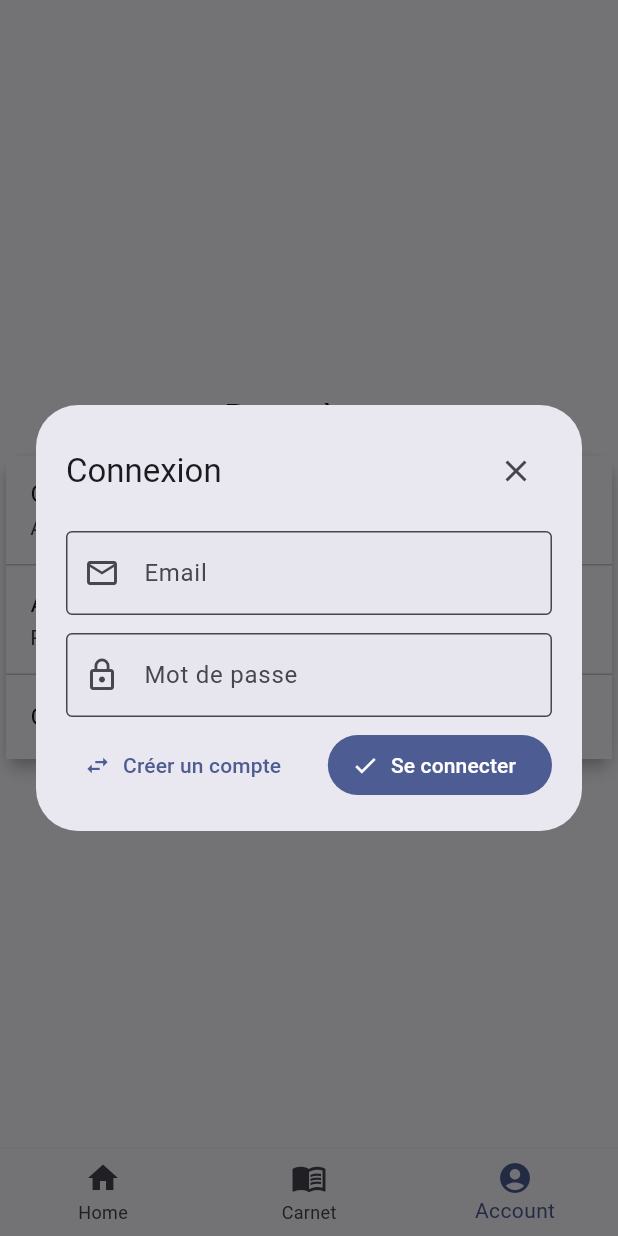
After one commit to maximefurious/Fast-Track-Auto, a Flutter app: the screen it shows after launch, item 3 of the bottom bar chosen, after a tap on "Connexion / Inscription", on a phone screen of 412 x 824 dp. The commit adds this screen. Run offline on Flutter 3.47's test engine with Material 3 defaults, Android fonts, the phone set to English and light mode, and no system bars; our stand-ins replace fl_chart, open_file, shared_preferences; missing offline and left inert: syncfusion_flutter_pdf.

Commit message:
update/ add auth register and base for login route

```diff
--- a/lib/pages/account_page.dart
+++ b/lib/pages/account_page.dart
@@ -1,13 +1,17 @@
 import 'package:flutter/material.dart';
+
 import 'package:furious_app/models/compteur.dart';
 import 'package:furious_app/models/entretien.dart';
 import 'package:furious_app/methods/mobile.dart';
-
-import '../services/impl/pdf_report_service.dart';
-import '../services/service_manager.dart';
+import 'package:furious_app/services/impl/pdf_report_service.dart';
+import 'package:furious_app/services/service_manager.dart';
+import 'package:furious_app/services/impl/session.dart';
+import 'package:furious_app/widget/auth/auth_dialog.dart';
+import 'package:furious_app/widget/vehicle/create_vehicle_form.dart';
+import 'package:provider/provider.dart';
 
 class AccountPage extends StatefulWidget {
-  final Function setImmatriculation; // attend (String)
+  final Function setImmatriculation; // (String) — conservé si besoin
   final Function updateData;
 
   final List<Entretien> _entretienList;
@@ -29,15 +33,6 @@ class AccountPage extends StatefulWidget {
 }
 
 class _AccountPageState extends State<AccountPage> {
-  final _formKey = GlobalKey<FormState>();
-  String newImmatriculation = '';
-
-  void   _submitImmatriculation(String value) {
-    widget.setImmatriculation(value);
-    widget.updateData();
-    Navigator.of(context).pop();
-  }
-
   TextStyle _tileTextStyle(BuildContext context) {
     final theme = Theme.of(context);
     return theme.textTheme.bodyLarge!.copyWith(
@@ -46,58 +41,86 @@ class _AccountPageState extends State<AccountPage> {
     );
   }
 
-  ListTile _buildImmatriculationListTile(BuildContext context) {
+  Future<void> _openAuthDialog() async {
+    final ok = await showDialog<bool>(
+      context: context,
+      builder: (_) => AuthDialog(
+        baseUrl: 'http://147.79.118.75:5000', // adapte ici
+        onDone: (AuthResult res) {
+        // Tu récupères ici userId/token/isLogin
+        // Exemple: context.read<AuthService>().save(res);
+        // print('AuthResult: $res');
+        },
+      )
+    );
+    if (ok == true && mounted) setState(() {}); // rafraîchir l’affichage (userId)
+  }
+
+  Future<void> _openCreateVehicleSheet() async {
+    if (!Session.instance.isAuthenticated) {
+      ScaffoldMessenger.of(context).showSnackBar(
+        const SnackBar(content: Text('Veuillez vous connecter d’abord.')),
+      );
+      final ok = await showDialog<bool>(
+        context: context,
+        builder: (_) => AuthDialog(
+          baseUrl: 'http://147.79.118.75:5000', // adapte ici
+            onDone: (AuthResult res) {
+              // Tu récupères ici userId/token/isLogin
+              // Exemple: context.read<AuthService>().save(res);
+              // print('AuthResult: $res');
+            },
+          ),
+      );
+      if (ok != true) return;
+    }
+
+    final created = await showModalBottomSheet<bool>(
+      context: context,
+      isScrollControlled: true,
+      builder: (_) => const CreateVehicleForm(),
+    );
+
+    if (created == true) {
+      widget.updateData();
+      if (mounted) {
+        ScaffoldMessenger.of(context).showSnackBar(
+          const SnackBar(content: Text('Véhicule créé avec succès')),
+        );
+      }
+    }
+  }
+
+  ListTile _buildAuthTile(BuildContext context) {
     final cs = Theme.of(context).colorScheme;
-    final immat = (widget.vehiculeMap['immatriculation'] ?? 'Inconnue').toString();
+    final userId = Session.instance.userId;
+    final isConnected = userId != null;
 
     return ListTile(
-      title: Text('Immatriculation', style: _tileTextStyle(context)),
+      title: Text(isConnected ? 'Connecté' : 'Connexion / Inscription', style: _tileTextStyle(context)),
+      subtitle: isConnected
+          ? Text('Utilisateur: $userId', style: TextStyle(color: cs.onSurfaceVariant))
+          : const Text('Authentifiez-vous pour gérer vos véhicules'),
       tileColor: cs.surface,
-      trailing: Text(immat, style: _tileTextStyle(context)),
-      onTap: () {
-        showDialog(
-          context: context,
-          builder: (BuildContext ctx) {
-            return AlertDialog(
-              shape: RoundedRectangleBorder(borderRadius: BorderRadius.circular(10)),
-              title: Text('Immatriculation', style: _tileTextStyle(ctx)),
-              backgroundColor: cs.surface,
-              content: Form(
-                key: _formKey,
-                child: TextFormField(
-                  initialValue: immat,
-                  style: _tileTextStyle(ctx),
-                  decoration: InputDecoration(
-                    hintText: 'Immatriculation',
-                    hintStyle: _tileTextStyle(ctx).copyWith(
-                      color: Theme.of(ctx).colorScheme.onSurfaceVariant,
-                    ),
-                    enabledBorder: UnderlineInputBorder(
-                      borderSide: BorderSide(color: cs.outline),
-                    ),
-                    focusedBorder: UnderlineInputBorder(
-                      borderSide: BorderSide(color: cs.primary),
-                    ),
-                  ),
-                  onChanged: (value) => newImmatriculation = value,
-                ),
-              ),
-              actions: <Widget>[
-                TextButton(
-                  style: TextButton.styleFrom(foregroundColor: cs.onSurface),
-                  child: Text('Annuler', style: _tileTextStyle(ctx)),
-                  onPressed: () => Navigator.of(ctx).pop(),
-                ),
-                TextButton(
-                  style: TextButton.styleFrom(foregroundColor: cs.primary),
-                  child: Text('Valider', style: _tileTextStyle(ctx)),
-                  onPressed: () => _submitImmatriculation(newImmatriculation),
-                ),
-              ],
-            );
-          },
-        );
+      trailing: Icon(isConnected ? Icons.verified_user : Icons.login, color: cs.primary),
+      onTap: _openAuthDialog,
+      onLongPress: () {
+        // astuce: long press pour se déconnecter rapidement (dev)
+        Session.instance.clear();
+        setState(() {});
       },
+    );
+  }
+
+  ListTile _buildCreateVehicleTile(BuildContext context) {
+    final cs = Theme.of(context).colorScheme;
+    final enabled = Session.instance.isAuthenticated;
+    return ListTile(
+      title: Text('Ajouter un véhicule', style: _tileTextStyle(context)),
+      subtitle: enabled ? null : Text('Requiert une connexion', style: TextStyle(color: cs.onSurfaceVariant)),
+      tileColor: cs.surface,
+      trailing: Icon(Icons.directions_car_filled, color: enabled ? cs.primary : cs.onSurfaceVariant),
+      onTap: enabled ? _openCreateVehicleSheet : _openAuthDialog,
     );
   }
 
@@ -141,11 +164,11 @@ class _AccountPageState extends State<AccountPage> {
             child: Column(
               mainAxisSize: MainAxisSize.min,
               children: <Widget>[
-                _buildImmatriculationListTile(context),
+                _buildAuthTile(context),
+                Divider(height: 1, color: cs.outlineVariant),
+                _buildCreateVehicleTile(context),
                 Divider(height: 1, color: cs.outlineVariant),
                 _buildGeneratePDFButton(context),
-                // Divider(height: 1, color: cs.outlineVariant),
-                // _buildBluetoothConnexion(),
               ],
             ),
           ),
--- /dev/null
+++ b/lib/services/impl/session.dart
@@ -0,0 +1,11 @@
+class Session {
+  static final Session instance = Session._();
+  Session._();
+
+  String? userId;
+
+  bool get isAuthenticated => userId != null;
+
+  void setUser(String id) => userId = id;
+  void clear() => userId = null;
+}
--- /dev/null
+++ b/lib/widget/auth/auth_dialog.dart
@@ -0,0 +1,271 @@
+import 'dart:convert';
+import 'package:flutter/material.dart';
+import 'package:http/http.dart' as http;
+
+/// MODELE — si tu as déjà un modèle, importe-le à la place
+class AuthResult {
+  final String userId;
+  final String token;   // Pas de vrai token ici (backend non fourni), on laisse vide
+  final bool isLogin;   // true: login, false: signup
+
+  AuthResult({
+    required this.userId,
+    required this.token,
+    required this.isLogin,
+  });
+
+  @override
+  String toString() => 'AuthResult(userId: $userId, token: $token, isLogin: $isLogin)';
+}
+
+class AuthDialog extends StatefulWidget {
+  const AuthDialog({
+    super.key,
+    required this.onDone,
+    this.baseUrl = 'http://147.79.118.75:5000', // ← adapte pour iOS/Prod (ex: https://api.tondomaine.com)
+  });
+
+  /// Callback qui reçoit l’AuthResult quand l’action réussit
+  final void Function(AuthResult result) onDone;
+
+  /// Base URL de ton API Flask (sans le suffixe /users)
+  final String baseUrl;
+
+  @override
+  State<AuthDialog> createState() => _AuthDialogState();
+}
+
+class _AuthDialogState extends State<AuthDialog> {
+  final _formKey = GlobalKey<FormState>();
+  final _emailCtrl = TextEditingController();
+  final _passwordCtrl = TextEditingController();
+  final _fullNameCtrl = TextEditingController(); // utilisé pour l’inscription
+
+  bool _isLogin = true;
+  bool _isLoading = false;
+  String? _errorText;
+
+  @override
+  void dispose() {
+    _emailCtrl.dispose();
+    _passwordCtrl.dispose();
+    _fullNameCtrl.dispose();
+    super.dispose();
+  }
+
+  Uri _usersUri() => Uri.parse('${widget.baseUrl}/api/users/');
+
+  /// Appelle POST /api/users/ pour créer un utilisateur
+  Future<AuthResult> _signup(String email, {String? fullName}) async {
+    final resp = await http.post(
+      _usersUri(),
+      headers: const {'Content-Type': 'application/json'},
+      body: jsonEncode({
+        'email': email,
+        if (fullName != null && fullName.trim().isNotEmpty) 'full_name': fullName.trim(),
+      }),
+    );
+
+    if (resp.statusCode == 201) {
+      final data = jsonDecode(resp.body) as Map<String, dynamic>;
+      final user = (data['user'] ?? {}) as Map<String, dynamic>;
+      final id = (user['id'] ?? '').toString();
+      if (id.isEmpty) {
+        throw Exception('Réponse serveur invalide: id manquant');
+      }
+      return AuthResult(userId: id, token: '', isLogin: false);
+    }
+
+    // Gère erreurs connues renvoyées par ton backend
+    try {
+      final data = jsonDecode(resp.body);
+      final msg = (data is Map && data['error'] != null)
+          ? data['error'].toString()
+          : resp.body;
+      if (resp.statusCode == 409) {
+        // Email déjà utilisé → il nous manque un endpoint pour récupérer l’utilisateur par email
+        throw Exception('Email déjà utilisé. Il faut un endpoint de connexion ou de recherche par email.');
+      }
+      throw Exception('Echec inscription (${resp.statusCode}): $msg');
+    } catch (_) {
+      throw Exception('Echec inscription (${resp.statusCode}).');
+    }
+  }
+
+  /// Connexion: sans endpoint /auth/login ou /users?email=..., on ne peut pas terminer.
+  Future<AuthResult> _login(String email, String password) async {
+    // Ici, on indique clairement le manque côté backend.
+    throw Exception(
+      'Aucun endpoint de connexion disponible. '
+          'Expose /auth/login (POST email/mot_de_passe) ou /users?email=... pour récupérer l’utilisateur.',
+    );
+  }
+
+  Future<void> _submit() async {
+    FocusScope.of(context).unfocus();
+    if (!_formKey.currentState!.validate()) return;
+
+    setState(() {
+      _isLoading = true;
+      _errorText = null;
+    });
+
+    final email = _emailCtrl.text.trim();
+    final password = _passwordCtrl.text; // non utilisé côté backend actuel
+    final fullName = _fullNameCtrl.text.trim().isEmpty ? null : _fullNameCtrl.text.trim();
+
+    try {
+      AuthResult result;
+      if (_isLogin) {
+        result = await _login(email, password);
+      } else {
+        result = await _signup(email, fullName: fullName);
+      }
+
+      // Notifie l’appelant puis ferme le dialog avec un bool (true)
+      widget.onDone(result);
+      if (mounted) {
+        Navigator.of(context).pop<bool>(true);
+      }
+    } catch (e) {
+      setState(() => _errorText = e.toString());
+    } finally {
+      if (mounted) setState(() => _isLoading = false);
+    }
+  }
+
+  void _cancel() {
+    Navigator.of(context).pop<bool>(false);
+  }
+
+  @override
+  Widget build(BuildContext context) {
+    return Dialog(
+      insetPadding: const EdgeInsets.symmetric(horizontal: 24, vertical: 24),
+      child: ConstrainedBox(
+        constraints: const BoxConstraints(maxWidth: 420),
+        child: Padding(
+          padding: const EdgeInsets.all(20),
+          child: Form(
+            key: _formKey,
+            child: Column(
+              mainAxisSize: MainAxisSize.min,
+              children: [
+                Row(
+                  children: [
+                    Expanded(
+                      child: Text(
+                        _isLogin ? 'Connexion' : 'Inscription',
+                        style: Theme.of(context).textTheme.titleLarge,
+                      ),
+                    ),
+                    IconButton(
+                      tooltip: 'Fermer',
+                      onPressed: _cancel,
+                      icon: const Icon(Icons.close),
+                    ),
+                  ],
+                ),
+                const SizedBox(height: 16),
+
+                // Email
+                TextFormField(
+                  controller: _emailCtrl,
+                  decoration: const InputDecoration(
+                    labelText: 'Email',
+                    prefixIcon: Icon(Icons.email_outlined),
+                  ),
+                  keyboardType: TextInputType.emailAddress,
+                  autofillHints: const [AutofillHints.email],
+                  validator: (v) {
+                    if (v == null || v.trim().isEmpty) return 'Email requis';
+                    final email = v.trim();
+                    final ok = RegExp(r'^[^@]+@[^@]+\.[^@]+$').hasMatch(email);
+                    if (!ok) return 'Email invalide';
+                    return null;
+                  },
+                ),
+
+                // Mot de passe (pas utilisé côté backend actuel mais on garde l’UI)
+                const SizedBox(height: 12),
+                TextFormField(
+                  controller: _passwordCtrl,
+                  decoration: const InputDecoration(
+                    labelText: 'Mot de passe',
+                    prefixIcon: Icon(Icons.lock_outline),
+                  ),
+                  obscureText: true,
+                  validator: (v) {
+                    if (_isLogin) {
+                      if (v == null || v.isEmpty) return 'Mot de passe requis';
+                    } else {
+                      if (v == null || v.isEmpty) return 'Mot de passe requis';
+                      if (v.length < 6) return 'Au moins 6 caractères';
+                    }
+                    return null;
+                  },
+                ),
+
+                // Full name pour inscription
+                if (!_isLogin) ...[
+                  const SizedBox(height: 12),
+                  TextFormField(
+                    controller: _fullNameCtrl,
+                    decoration: const InputDecoration(
+                      labelText: 'Nom complet (optionnel)',
+                      prefixIcon: Icon(Icons.person_outline),
+                    ),
+                  ),
+                ],
+
+                const SizedBox(height: 8),
+
+                if (_errorText != null)
+                  Padding(
+                    padding: const EdgeInsets.only(bottom: 8),
+                    child: Row(
+                      children: [
+                        const Icon(Icons.error_outline, color: Colors.red, size: 18),
+                        const SizedBox(width: 8),
+                        Expanded(
+                          child: Text(
+                            _errorText!,
+                            style: const TextStyle(color: Colors.red),
+                          ),
+                        ),
+                      ],
+                    ),
+                  ),
+
+                Row(
+                  mainAxisAlignment: MainAxisAlignment.spaceBetween,
+                  children: [
+                    TextButton.icon(
+                      onPressed: _isLoading
+                          ? null
+                          : () => setState(() => _isLogin = !_isLogin),
+                      icon: const Icon(Icons.swap_horiz),
+                      label: Text(_isLogin ? 'Créer un compte' : 'J’ai déjà un compte'),
+                    ),
+                    const SizedBox(width: 12),
+                    FilledButton.icon(
+                      onPressed: _isLoading ? null : _submit,
+                      icon: _isLoading
+                          ? const SizedBox(
+                        width: 18,
+                        height: 18,
+                        child: CircularProgressIndicator(strokeWidth: 2),
+                      )
+                          : const Icon(Icons.check),
+                      label: Text(_isLogin ? 'Se connecter' : 'S’inscrire'),
+                    ),
+                  ],
+                ),
+              ],
+            ),
+          ),
+        ),
+      ),
+    );
+  }
+}
--- a/lib/widget/box_info_widget.dart
+++ b/lib/widget/box_info_widget.dart
@@ -9,43 +9,47 @@ class BoxInfoWidget extends StatelessWidget {
     super.key,
     required this.icon,
     required this.title,
-    required this.value
+    required this.value,
   });
 
   @override
   Widget build(BuildContext context) {
     return Expanded(
-      child: Container(
+        child: Container(
         padding: const EdgeInsets.all(10),
         decoration: BoxDecoration(
           boxShadow: [
             BoxShadow(
               color: Colors.grey.withOpacity(0.5),
-              spreadRadius: 5, // étendue de l'ombre
-              blurRadius: 7, // flou de l'ombre
-              offset: const Offset(0, 3), // position de l'ombre
+              spreadRadius: 5,
+              blurRadius: 7,
+              offset: const Offset(0, 3),
             ),
           ],
           color: Colors.white,
           borderRadius: BorderRadius.circular(20),
         ),
         child: Column(
+          mainAxisSize: MainAxisSize.min, // évite de forcer la hauteur
+          crossAxisAlignment: CrossAxisAlignment.center,
           children: [
-            Icon(
-              icon,
-              size: 30,
-              color: const Color(0xFF808080),
-            ),
+            Icon(icon, size: 30, color: const Color(0xFF808080)),
+            const SizedBox(height: 4),
             Text(
               title,
+              textAlign: TextAlign.center,
               style: const TextStyle(
                 fontSize: 12,
                 fontWeight: FontWeight.bold,
                 color: Color(0xFF808080),
               ),
             ),
+            const SizedBox(height: 2),
             Text(
               value,
+              textAlign: TextAlign.center,
+              overflow: TextOverflow.ellipsis,
+              maxLines: 1,
               style: const TextStyle(
                 fontSize: 18,
                 fontWeight: FontWeight.bold,
--- a/lib/widget/car_info_widget.dart
+++ b/lib/widget/car_info_widget.dart
@@ -110,20 +110,16 @@ class CarInfo extends StatelessWidget {
           Row(
             mainAxisAlignment: MainAxisAlignment.spaceBetween,
             children: [
-              Expanded(
-                child: BoxInfoWidget(
+              BoxInfoWidget(
                 icon: Icons.text_snippet,
                 title: 'Kilométrage',
                 value: '$maxKilometrage Km',
               ),
-              ),
               const SizedBox(width: 10),
-              Expanded(
-                child: BoxInfoWidget(
+              BoxInfoWidget(
                 icon: Icons.bar_chart_sharp,
                 title: 'Consommation moyenne',
                 value: '$consoMoyenneStr L/100Km',
-                ),
               ),
             ],
           ),
```
Also changed, not shown: lib/services/impl/api_client.dart (added, +38 -0 lines), lib/widget/vehicle/create_vehicle_form.dart (added, +192 -0 lines), 2 other files. Lines whose indentation alone changed are shown as unchanged.
